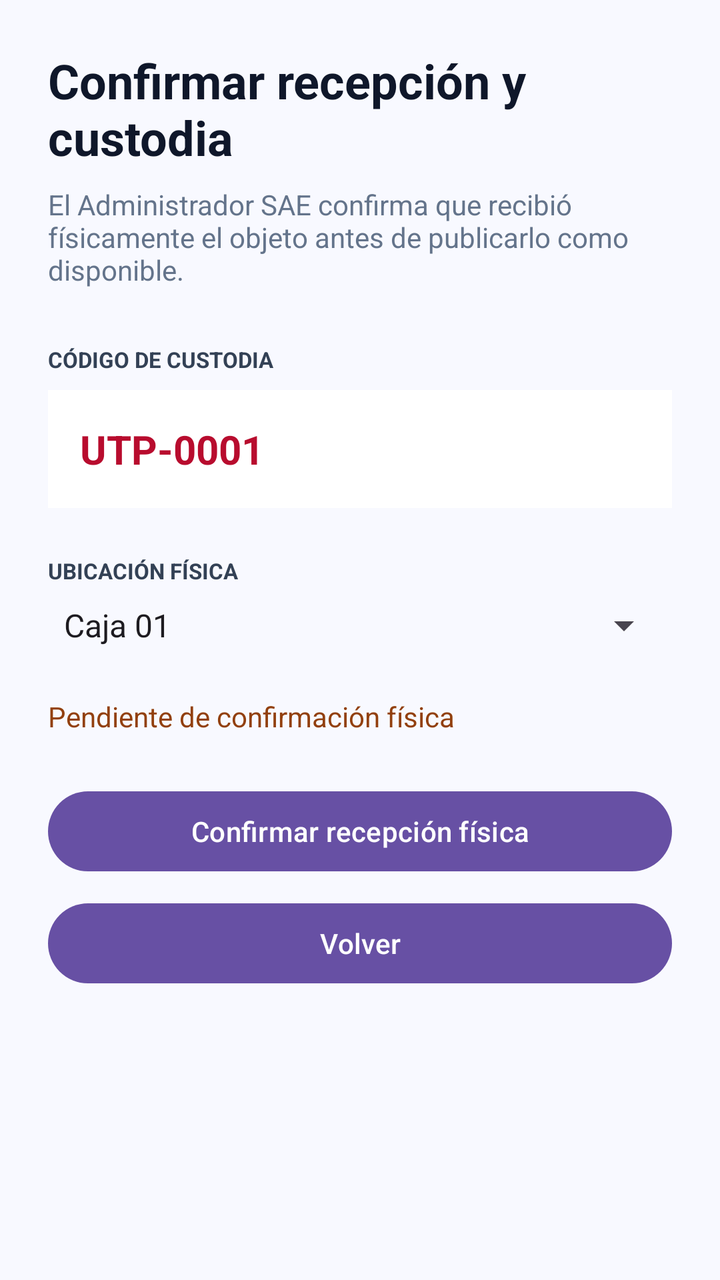
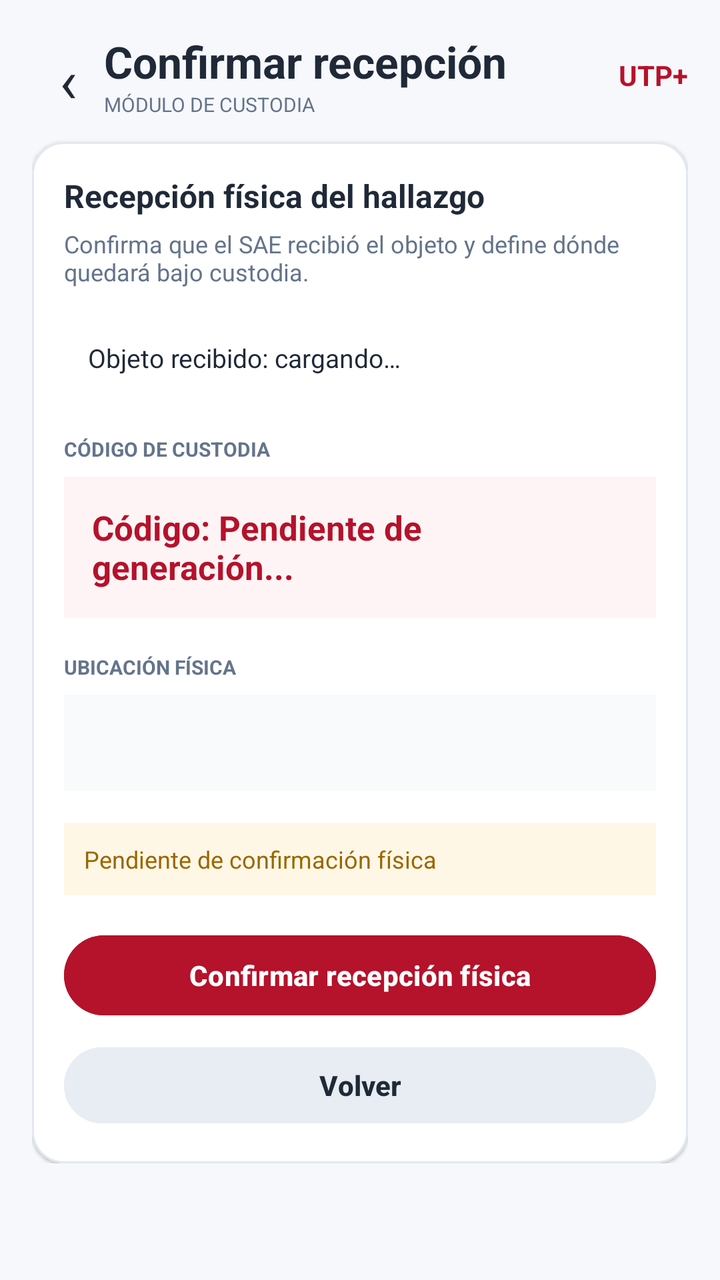

Two renders of the same Android screen: before a commit and after it. Below are the layout's source before the change and the commit's diff.
<!-- AndroidManifest.xml: application theme Theme.Practica -->
<!-- res/layout/activity_confirmar_recepcion.xml -->
<?xml version="1.0" encoding="utf-8"?>
<ScrollView xmlns:android="http://schemas.android.com/apk/res/android"
    android:layout_width="match_parent"
    android:layout_height="match_parent"
    android:background="#F8F9FF">

    <LinearLayout
        android:layout_width="match_parent"
        android:layout_height="wrap_content"
        android:orientation="vertical"
        android:padding="24dp">

        <TextView
            android:layout_width="wrap_content"
            android:layout_height="wrap_content"
            android:text="Confirmar recepción y custodia"
            android:textColor="#0F172A"
            android:textSize="24sp"
            android:textStyle="bold" />

        <TextView
            android:layout_width="match_parent"
            android:layout_height="wrap_content"
            android:layout_marginTop="8dp"
            android:text="El Administrador SAE confirma que recibió físicamente el objeto antes de publicarlo como disponible."
            android:textColor="#64748B"
            android:textSize="14sp" />

        <TextView
            android:layout_width="wrap_content"
            android:layout_height="wrap_content"
            android:layout_marginTop="28dp"
            android:text="CÓDIGO DE CUSTODIA"
            android:textColor="#334155"
            android:textSize="11sp"
            android:textStyle="bold" />

        <TextView
            android:id="@+id/tvCodigoRecepcion"
            android:layout_width="match_parent"
            android:layout_height="wrap_content"
            android:layout_marginTop="8dp"
            android:background="#FFFFFF"
            android:padding="16dp"
            android:text="UTP-0001"
            android:textColor="#B80C2E"
            android:textSize="20sp"
            android:textStyle="bold" />

        <TextView
            android:layout_width="wrap_content"
            android:layout_height="wrap_content"
            android:layout_marginTop="24dp"
            android:text="UBICACIÓN FÍSICA"
            android:textColor="#334155"
            android:textSize="11sp"
            android:textStyle="bold" />

        <Spinner
            android:id="@+id/spinnerUbicacionCustodia"
            android:layout_width="match_parent"
            android:layout_height="wrap_content"
            android:layout_marginTop="8dp"
            android:entries="@array/ubicaciones_custodia" />

        <TextView
            android:id="@+id/tvEstadoRecepcion"
            android:layout_width="match_parent"
            android:layout_height="wrap_content"
            android:layout_marginTop="24dp"
            android:text="Pendiente de confirmación física"
            android:textColor="#92400E"
            android:textSize="14sp" />

        <Button
            android:id="@+id/btnConfirmarRecepcion"
            android:layout_width="match_parent"
            android:layout_height="wrap_content"
            android:layout_marginTop="24dp"
            android:text="Confirmar recepción física" />

        <Button
            android:id="@+id/btnVolverRecepcion"
            android:layout_width="match_parent"
            android:layout_height="wrap_content"
            android:layout_marginTop="8dp"
            android:text="Volver" />
    </LinearLayout>
</ScrollView>
<!-- resources referenced by this layout -->
<resources>
  <string-array name="ubicaciones_custodia">
          <item>Caja 01</item>
          <item>Caja 02</item>
          <item>Anaquel A-01</item>
          <item>Anaquel A-02</item>
      </string-array>
  <style name="Theme.Practica" parent="Base.Theme.Practica" />
  <style name="Base.Theme.Practica" parent="Theme.Material3.DayNight.NoActionBar">
          
          
      </style>
</resources>

<!-- the commit's change to res/layout/activity_confirmar_recepcion.xml (unified diff, before → after) -->
@@ -1,89 +1,27 @@
 <?xml version="1.0" encoding="utf-8"?>
-<ScrollView xmlns:android="http://schemas.android.com/apk/res/android"
-    android:layout_width="match_parent"
-    android:layout_height="match_parent"
-    android:background="#F8F9FF">
-
-    <LinearLayout
-        android:layout_width="match_parent"
-        android:layout_height="wrap_content"
-        android:orientation="vertical"
-        android:padding="24dp">
-
-        <TextView
-            android:layout_width="wrap_content"
-            android:layout_height="wrap_content"
-            android:text="Confirmar recepción y custodia"
-            android:textColor="#0F172A"
-            android:textSize="24sp"
-            android:textStyle="bold" />
-
-        <TextView
-            android:layout_width="match_parent"
-            android:layout_height="wrap_content"
-            android:layout_marginTop="8dp"
-            android:text="El Administrador SAE confirma que recibió físicamente el objeto antes de publicarlo como disponible."
-            android:textColor="#64748B"
-            android:textSize="14sp" />
-
-        <TextView
-            android:layout_width="wrap_content"
-            android:layout_height="wrap_content"
-            android:layout_marginTop="28dp"
-            android:text="CÓDIGO DE CUSTODIA"
-            android:textColor="#334155"
-            android:textSize="11sp"
-            android:textStyle="bold" />
-
-        <TextView
-            android:id="@+id/tvCodigoRecepcion"
-            android:layout_width="match_parent"
-            android:layout_height="wrap_content"
-            android:layout_marginTop="8dp"
-            android:background="#FFFFFF"
-            android:padding="16dp"
-            android:text="UTP-0001"
-            android:textColor="#B80C2E"
-            android:textSize="20sp"
-            android:textStyle="bold" />
-
-        <TextView
-            android:layout_width="wrap_content"
-            android:layout_height="wrap_content"
-            android:layout_marginTop="24dp"
-            android:text="UBICACIÓN FÍSICA"
-            android:textColor="#334155"
-            android:textSize="11sp"
-            android:textStyle="bold" />
-
-        <Spinner
-            android:id="@+id/spinnerUbicacionCustodia"
-            android:layout_width="match_parent"
-            android:layout_height="wrap_content"
-            android:layout_marginTop="8dp"
-            android:entries="@array/ubicaciones_custodia" />
-
-        <TextView
-            android:id="@+id/tvEstadoRecepcion"
-            android:layout_width="match_parent"
-            android:layout_height="wrap_content"
-            android:layout_marginTop="24dp"
-            android:text="Pendiente de confirmación física"
-            android:textColor="#92400E"
-            android:textSize="14sp" />
-
-        <Button
-            android:id="@+id/btnConfirmarRecepcion"
-            android:layout_width="match_parent"
-            android:layout_height="wrap_content"
-            android:layout_marginTop="24dp"
-            android:text="Confirmar recepción física" />
-
-        <Button
-            android:id="@+id/btnVolverRecepcion"
-            android:layout_width="match_parent"
-            android:layout_height="wrap_content"
-            android:layout_marginTop="8dp"
-            android:text="Volver" />
+<ScrollView xmlns:android="http://schemas.android.com/apk/res/android" xmlns:app="http://schemas.android.com/apk/res-auto" android:layout_width="match_parent" android:layout_height="match_parent" android:background="#F7F8FC">
+    <LinearLayout android:layout_width="match_parent" android:layout_height="wrap_content" android:orientation="vertical" android:padding="16dp">
+        <LinearLayout android:layout_width="match_parent" android:layout_height="wrap_content" android:gravity="center_vertical" android:paddingBottom="12dp">
+            <TextView android:id="@+id/tvVolverRecepcion" android:layout_width="36dp" android:layout_height="36dp" android:gravity="center" android:text="‹" android:textColor="#1F2937" android:textSize="30sp" />
+            <LinearLayout android:layout_width="0dp" android:layout_height="wrap_content" android:layout_weight="1" android:orientation="vertical">
+                <TextView android:layout_width="wrap_content" android:layout_height="wrap_content" android:text="Confirmar recepción" android:textColor="#1F2937" android:textSize="22sp" android:textStyle="bold" />
+                <TextView android:layout_width="wrap_content" android:layout_height="wrap_content" android:text="MÓDULO DE CUSTODIA" android:textColor="#64748B" android:textSize="10sp" />
+            </LinearLayout>
+            <TextView android:layout_width="wrap_content" android:layout_height="wrap_content" android:text="UTP+" android:textColor="#B5122B" android:textSize="14sp" android:textStyle="bold" />
+        </LinearLayout>
+        <com.google.android.material.card.MaterialCardView android:layout_width="match_parent" android:layout_height="wrap_content" app:cardBackgroundColor="#FFFFFF" app:cardCornerRadius="16dp" app:cardElevation="1dp" app:strokeColor="#E2E8F0" app:strokeWidth="1dp">
+            <LinearLayout android:layout_width="match_parent" android:layout_height="wrap_content" android:orientation="vertical" android:padding="16dp">
+                <TextView android:layout_width="wrap_content" android:layout_height="wrap_content" android:text="Recepción física del hallazgo" android:textColor="#1F2937" android:textSize="16sp" android:textStyle="bold" />
+                <TextView android:layout_width="match_parent" android:layout_height="wrap_content" android:layout_marginTop="5dp" android:text="Confirma que el SAE recibió el objeto y define dónde quedará bajo custodia." android:textColor="#64748B" android:textSize="12sp" />
+                <TextView android:id="@+id/tvObjetoRecepcion" android:layout_width="match_parent" android:layout_height="wrap_content" android:layout_marginTop="14dp" android:background="#FFFFFF" android:padding="12dp" android:text="Objeto recibido: cargando…" android:textColor="#1F2937" android:textSize="13sp" />
+                <TextView android:layout_width="wrap_content" android:layout_height="wrap_content" android:layout_marginTop="18dp" android:text="CÓDIGO DE CUSTODIA" android:textColor="#64748B" android:textSize="10sp" android:textStyle="bold" />
+                <TextView android:id="@+id/tvCodigoRecepcion" android:layout_width="match_parent" android:layout_height="wrap_content" android:layout_marginTop="7dp" android:background="#FFF4F5" android:padding="14dp" android:text="Código: Pendiente de generación..." android:textColor="#B5122B" android:textSize="17sp" android:textStyle="bold" />
+                <TextView android:layout_width="wrap_content" android:layout_height="wrap_content" android:layout_marginTop="18dp" android:text="UBICACIÓN FÍSICA" android:textColor="#64748B" android:textSize="10sp" android:textStyle="bold" />
+                <Spinner android:id="@+id/spinnerUbicacionCustodia" android:layout_width="match_parent" android:layout_height="48dp" android:layout_marginTop="7dp" android:background="#F8FAFC" />
+                <TextView android:id="@+id/tvEstadoRecepcion" android:layout_width="match_parent" android:layout_height="wrap_content" android:layout_marginTop="16dp" android:background="#FFF7E6" android:padding="10dp" android:text="Pendiente de confirmación física" android:textColor="#9A6700" android:textSize="12sp" />
+                <Button android:id="@+id/btnConfirmarRecepcion" android:layout_width="match_parent" android:layout_height="48dp" android:layout_marginTop="16dp" android:backgroundTint="#B5122B" android:text="Confirmar recepción física" android:textAllCaps="false" android:textColor="#FFFFFF" android:textStyle="bold" />
+                <Button android:id="@+id/btnVolverRecepcion" android:layout_width="match_parent" android:layout_height="46dp" android:layout_marginTop="8dp" android:backgroundTint="#E8ECF3" android:text="Volver" android:textAllCaps="false" android:textColor="#1F2937" android:textStyle="bold" />
+            </LinearLayout>
+        </com.google.android.material.card.MaterialCardView>
     </LinearLayout>
 </ScrollView>
<!-- resource entries referenced after the edit -->
@@ -1,11 +1,5 @@
 <!-- resources referenced by this layout -->
 <resources>
-  <string-array name="ubicaciones_custodia">
-          <item>Caja 01</item>
-          <item>Caja 02</item>
-          <item>Anaquel A-01</item>
-          <item>Anaquel A-02</item>
-      </string-array>
   <style name="Theme.Practica" parent="Base.Theme.Practica" />
   <style name="Base.Theme.Practica" parent="Theme.Material3.DayNight.NoActionBar">
           
